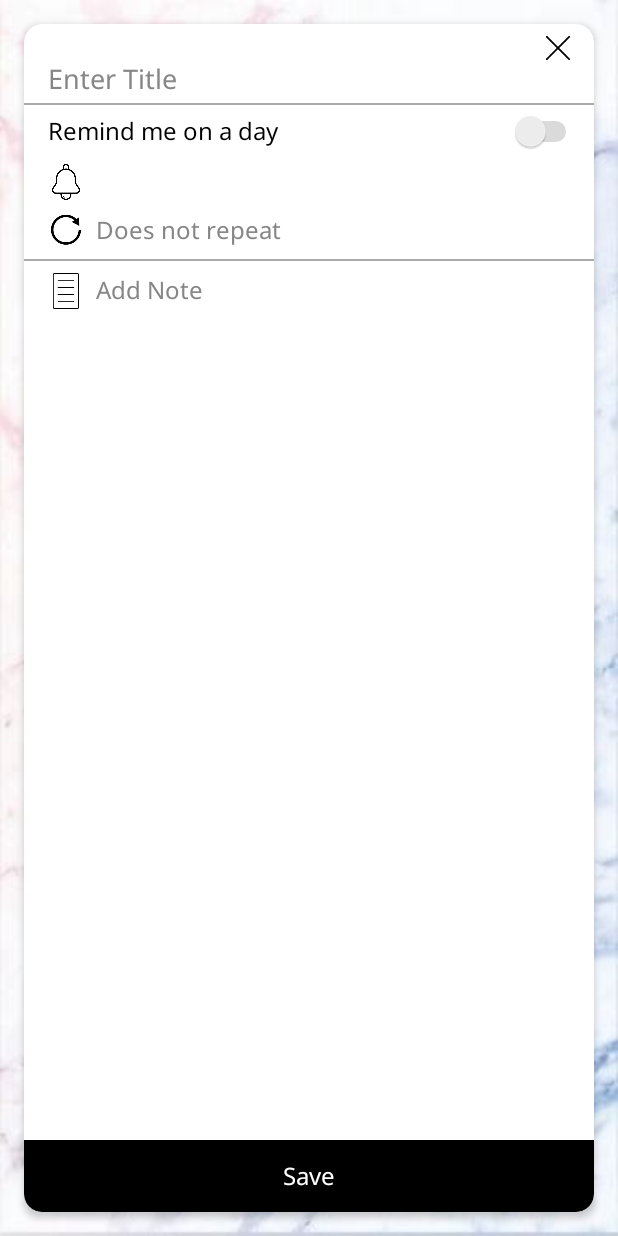
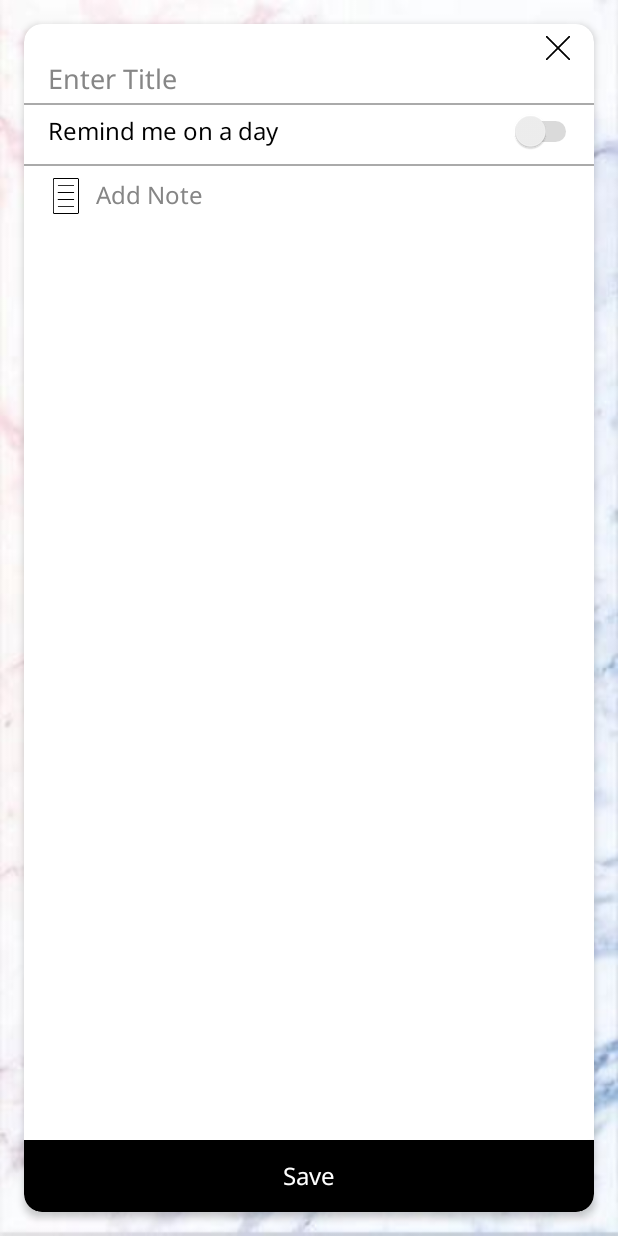
Before and after one commit to sandraaahuang/Calendear-Life, an Android app: the layout fragment_reminders.xml on its own in the app's theme, with its tools: preview values and no code run, on a phone screen of 412 x 824 dp. Run offline under Robolectric (Android 15) with nearby library versions, the phone set to English and light mode, and no system bars.

Commit message:
revise edit reminders items function

```diff
--- a/app/build.gradle
+++ b/app/build.gradle
@@ -20,7 +20,7 @@ android {
         applicationId "com.sandra.calendearlife"
         minSdkVersion 23
         targetSdkVersion 29
-        versionCode 11
+        versionCode 12
         versionName "1.0.6"
         testInstrumentationRunner "androidx.test.runner.AndroidJUnitRunner"
         multiDexEnabled true
--- a/app/src/main/java/com/sandra/calendearlife/reminders/RemindersDetailFragment.kt
+++ b/app/src/main/java/com/sandra/calendearlife/reminders/RemindersDetailFragment.kt
@@ -19,6 +19,7 @@ import com.sandra.calendearlife.constant.*
 import com.sandra.calendearlife.constant.Const.Companion.SHOW
 import com.sandra.calendearlife.constant.FirebaseKey.Companion.BEGIN_DATE
 import com.sandra.calendearlife.constant.FirebaseKey.Companion.DATE
+import com.sandra.calendearlife.constant.FirebaseKey.Companion.HAS_REMIND_DATE
 import com.sandra.calendearlife.constant.FirebaseKey.Companion.NOTE
 import com.sandra.calendearlife.constant.FirebaseKey.Companion.REMIND_DATE
 import com.sandra.calendearlife.constant.FirebaseKey.Companion.TITLE
@@ -55,6 +56,7 @@ class RemindersDetailFragment : Fragment() {
             val updateItem = hashMapOf(
                 TITLE to "${binding.remindersTitle.text}".trim(),
                 NOTE to "${binding.editTextRemindNote.text}".trim(),
+                HAS_REMIND_DATE to binding.switchRemindDay.isChecked,
                 REMIND_DATE to timeFormat2SqlTimestamp(DATE_TIME_FORMAT,
                     "${binding.remindDate.text} ${binding.remindTime.text}" )
             )
--- a/app/src/main/res/layout/fragment_reminders.xml
+++ b/app/src/main/res/layout/fragment_reminders.xml
@@ -82,7 +82,7 @@
                 app:layout_constraintTop_toBottomOf="@+id/setReminderswitch"
                 app:layout_constraintEnd_toEndOf="parent"
                 android:id="@+id/setRemindLayout"
-                tools:visibility="visible" app:layout_constraintStart_toStartOf="parent"
+                android:visibility="gone" app:layout_constraintStart_toStartOf="parent"
                 android:layout_marginStart="16dp">
 
             <ImageView
```
